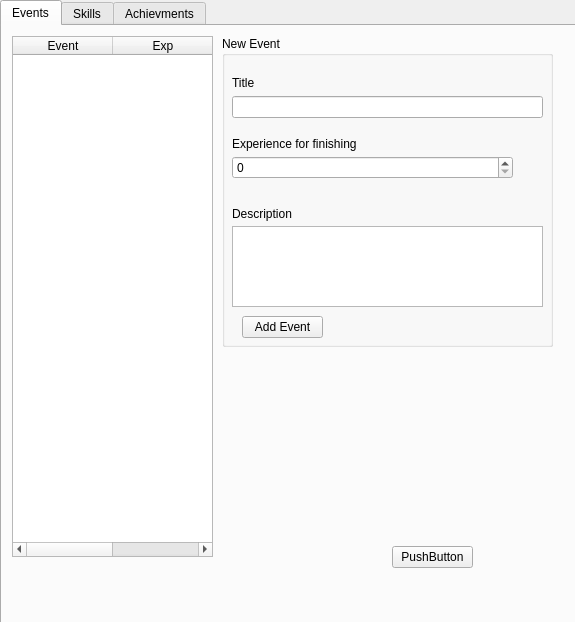
Above: mainwindow.ui from Jakski/rpg-organizer before the change. Below: the same form after it.
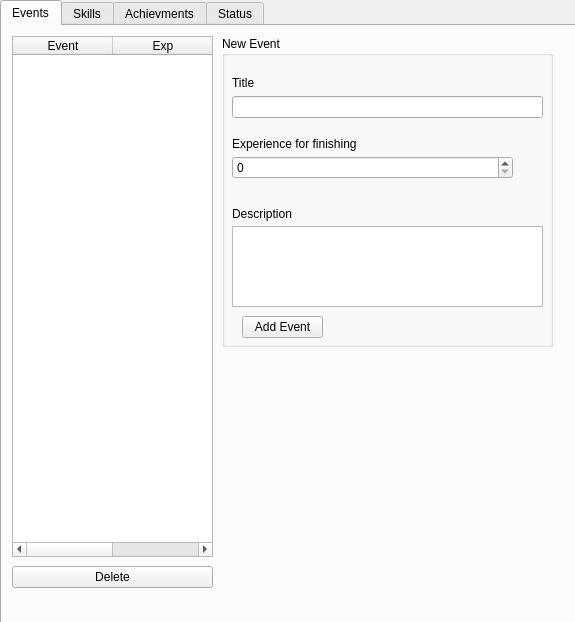
That is the form after the change. The open tabs and pages were chosen to show the change.

Patch:
```diff
--- a/mainwindow.ui
+++ b/mainwindow.ui
@@ -69,14 +69,14 @@
      <widget class="QPushButton" name="b_event_del">
       <property name="geometry">
        <rect>
-        <x>390</x>
-        <y>520</y>
-        <width>81</width>
+        <x>10</x>
+        <y>540</y>
+        <width>201</width>
         <height>22</height>
        </rect>
       </property>
       <property name="text">
-       <string>PushButton</string>
+       <string>Delete</string>
       </property>
      </widget>
      <widget class="QGroupBox" name="groupBox">
@@ -174,6 +174,19 @@
        </property>
       </widget>
      </widget>
+     <widget class="QLabel" name="l_event_disp_desc">
+      <property name="geometry">
+       <rect>
+        <x>220</x>
+        <y>330</y>
+        <width>331</width>
+        <height>201</height>
+       </rect>
+      </property>
+      <property name="text">
+       <string/>
+      </property>
+     </widget>
     </widget>
     <widget class="QWidget" name="tab_2">
      <attribute name="title">
@@ -218,6 +231,24 @@
       </property>
      </widget>
     </widget>
+    <widget class="QWidget" name="tab_4">
+     <attribute name="title">
+      <string>Status</string>
+     </attribute>
+     <widget class="QProgressBar" name="progressBar">
+      <property name="geometry">
+       <rect>
+        <x>10</x>
+        <y>40</y>
+        <width>551</width>
+        <height>23</height>
+       </rect>
+      </property>
+      <property name="value">
+       <number>24</number>
+      </property>
+     </widget>
+    </widget>
    </widget>
   </widget>
  </widget>
```
Left out of the diff: 4 changed lines with no effect on the pictures.
